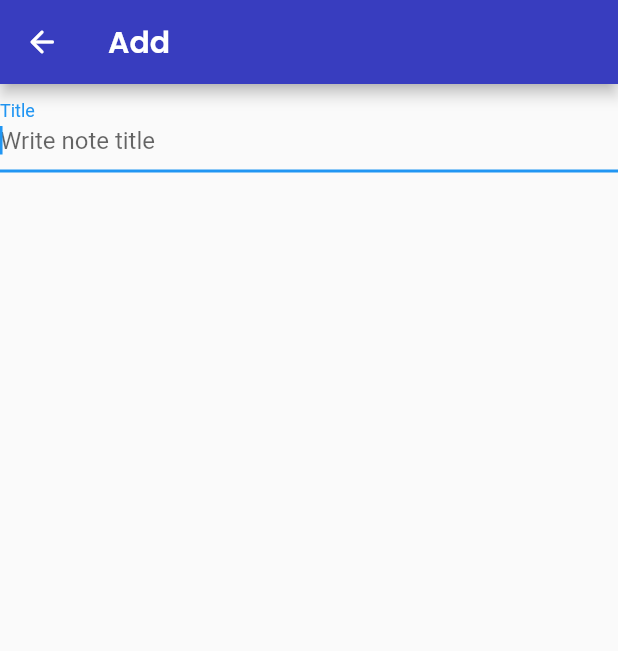
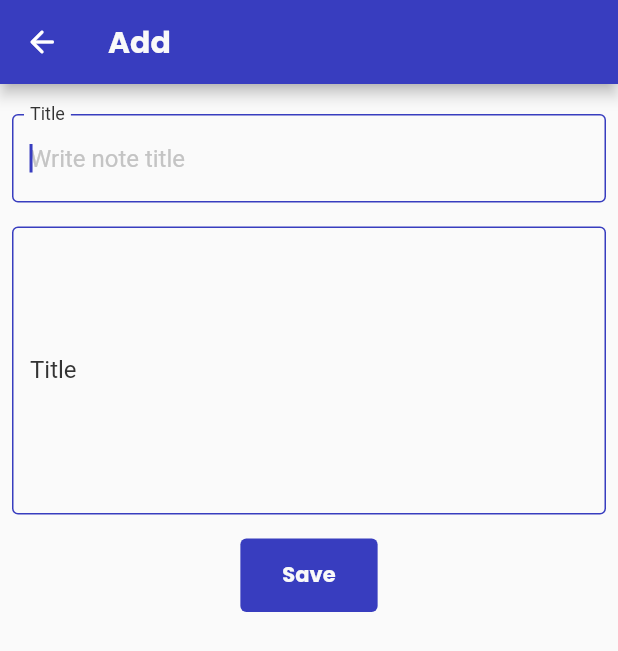
Before and after one commit to hafidarsyah/fnote, a Flutter app: the Add screen opened directly, on a phone screen of 412 x 824 dp. Shown: the top 651 px of the screen. Run offline on Flutter 3.47's test engine with Material 2 defaults, Android fonts, the phone set to English and light mode, and no system bars; our stand-ins replace google_fonts, sqflite; accounts and stored records are empty.

Commit message:
add add page

```diff
--- a/lib/screens/add.dart
+++ b/lib/screens/add.dart
@@ -23,19 +23,61 @@ class _AddState extends State<Add> {
             }),
         title: Text(
           "Add",
-          style: GoogleFonts.poppins(fontWeight: FontWeight.w600),
+          style: whiteTextStyle,
         ),
       ),
       body: Column(
         children: [
-          TextField(
-            decoration: InputDecoration(
-              labelText: 'Title',
-              hintText: 'Write note title',
-              fillColor: blueColor,
+          SizedBox(height: 12),
+          Padding(
+            padding: EdgeInsets.all(8.0),
+            child: TextField(
+              cursorColor: blueColor,
+              decoration: InputDecoration(
+                labelText: 'Title',
+                labelStyle: TextStyle(color: blackColor),
+                hintText: 'Write note title',
+                hintStyle: TextStyle(color: greyColor),
+                focusedBorder: OutlineInputBorder(
+                    borderSide: BorderSide(color: blueColor)),
+                enabledBorder: OutlineInputBorder(
+                    borderSide: BorderSide(color: blueColor)),
+              ),
+              autofocus: true,
             ),
-            autofocus: true,
           ),
+          Padding(
+            padding: EdgeInsets.all(8.0),
+            child: TextField(
+              cursorColor: blueColor,
+              maxLines: 8,
+              decoration: InputDecoration(
+                labelText: 'Title',
+                labelStyle: TextStyle(color: blackColor),
+                hintText: 'Write note title',
+                hintStyle: TextStyle(color: greyColor),
+                focusedBorder: OutlineInputBorder(
+                    borderSide: BorderSide(color: blueColor)),
+                enabledBorder: OutlineInputBorder(
+                    borderSide: BorderSide(color: blueColor)),
+              ),
+            ),
+          ),
+          Padding(
+            padding: EdgeInsets.all(8.0),
+            child: ElevatedButton(
+              onPressed: () {},
+              child: Text(
+                "Save",
+                style: whiteTextStyle,
+              ),
+              style: ButtonStyle(
+                  elevation: MaterialStateProperty.all(0),
+                  backgroundColor: MaterialStateProperty.all(blueColor),
+                  padding: MaterialStateProperty.all(
+                      EdgeInsets.symmetric(horizontal: 28, vertical: 14))),
+            ),
+          )
         ],
       ),
     );
--- a/lib/utils/constants.dart
+++ b/lib/utils/constants.dart
@@ -1,13 +1,13 @@
 import 'package:flutter/material.dart';
 import 'package:google_fonts/google_fonts.dart';
 
-Color blackColor = Color(0xff161822);
-Color greyColor = Color(0xfff2f2f2);
+Color blackColor = Color(0xff333333);
+Color greyColor = Color(0xffc4c4c4);
 Color whiteColor = Color(0xfff9f9f9);
 Color blueColor = Color(0xff383dbf);
 Color lightBlueColor = Color(0x22383dbf);
 
-TextStyle blackTextStyle =
-    GoogleFonts.poppins(color: blackColor, fontWeight: FontWeight.w700);
+TextStyle whiteTextStyle =
+    GoogleFonts.poppins(color: whiteColor, fontWeight: FontWeight.w700);
 
 TextStyle greyTextStyle = GoogleFonts.roboto(color: greyColor);
```
